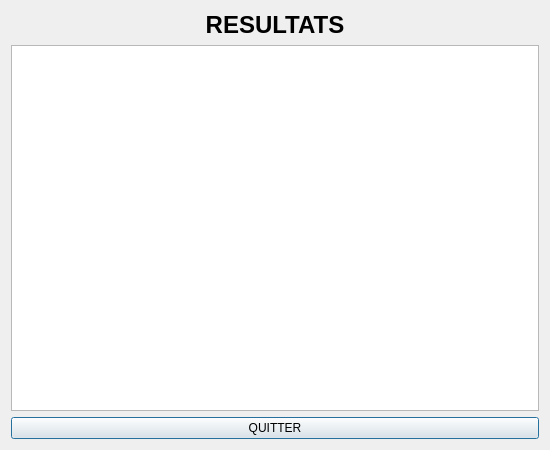
Above: afficherresultat.ui from ThomasXAT/Chifoumi before the change. Below: the same form after it.
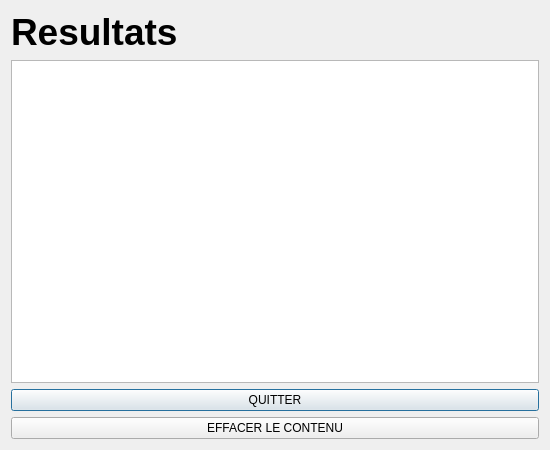
That is the form after the change. Icons and pictures are not drawn.

What changed in the file:
```diff
--- a/afficherresultat.ui
+++ b/afficherresultat.ui
@@ -37,7 +37,7 @@
        <item>
         <widget class="QLabel" name="label">
          <property name="text">
-          <string>&lt;html&gt;&lt;head/&gt;&lt;body&gt;&lt;p align=&quot;center&quot;&gt;&lt;span style=&quot; font-size:18pt; font-weight:600;&quot;&gt;RESULTATS&lt;/span&gt;&lt;/p&gt;&lt;/body&gt;&lt;/html&gt;</string>
+          <string>&lt;html&gt;&lt;head/&gt;&lt;body&gt;&lt;p align=&quot;justify&quot;&gt;&lt;span style=&quot; font-size:28pt; font-weight:600;&quot;&gt;Resultats&lt;/span&gt;&lt;/p&gt;&lt;/body&gt;&lt;/html&gt;</string>
          </property>
         </widget>
        </item>
@@ -51,6 +51,13 @@
          </property>
         </widget>
        </item>
+       <item>
+        <widget class="QPushButton" name="effacer">
+         <property name="text">
+          <string>EFFACER LE CONTENU</string>
+         </property>
+        </widget>
+       </item>
       </layout>
      </item>
     </layout>
```
